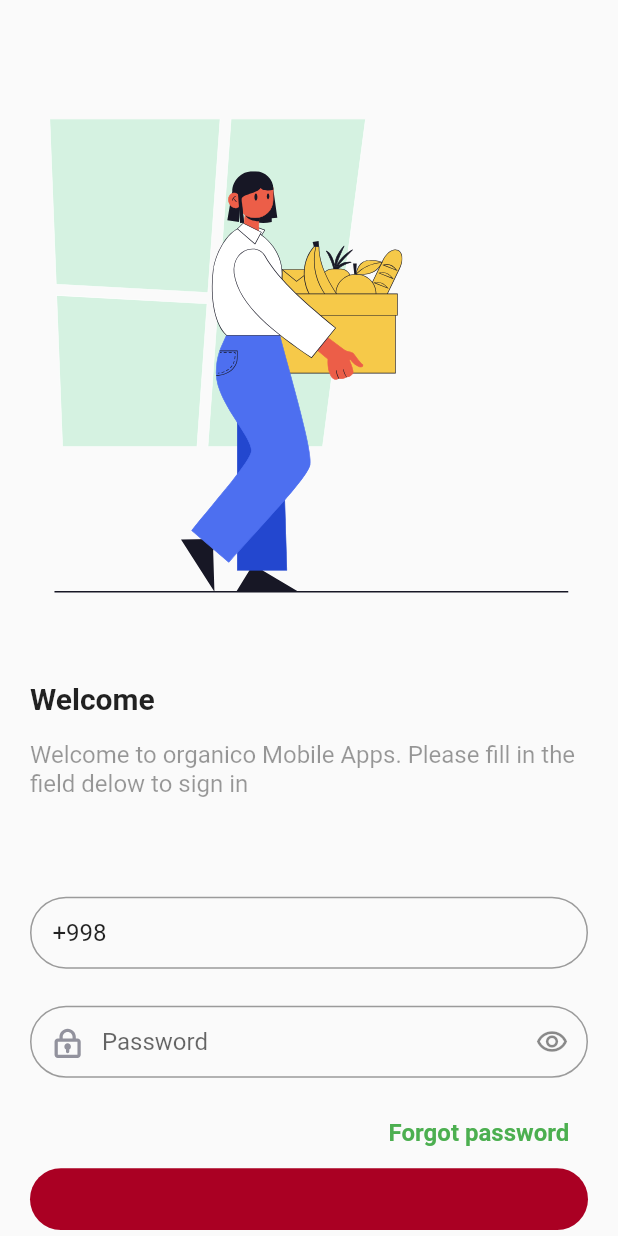
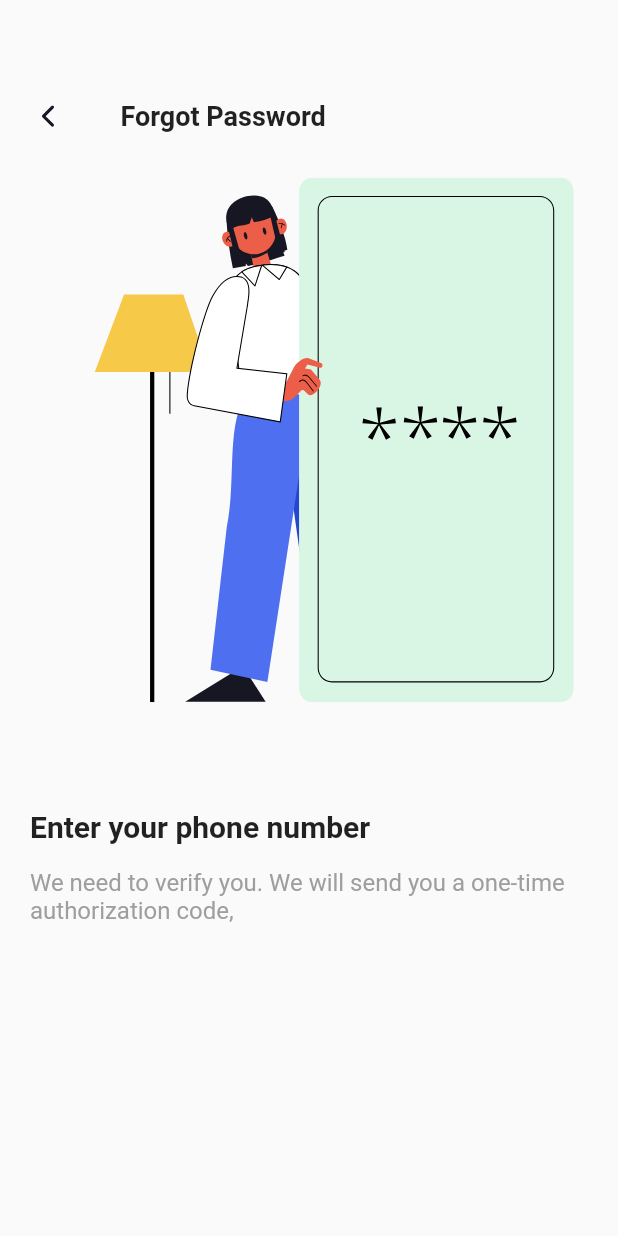
Before and after one commit to AbduraxmonAbdugafurovv/Organico_App, a Flutter app: the SignInPage screen opened by its route, after a tap on "Forgot password", on a phone screen of 412 x 824 dp. Run offline on Flutter 3.47's test engine with Material 2 defaults, Android fonts, the phone set to English and light mode, and no system bars; our stand-ins replace bloc, connectivity_plus, flutter_screenutil, flutter_svg.

Commit message:
forgot password page

```diff
--- /dev/null
+++ b/lib/core/components/main_button.dart
@@ -0,0 +1,21 @@
+import 'package:flutter/cupertino.dart';
+import 'package:flutter_screenutil/flutter_screenutil.dart';
+import 'package:organico/core/constant/constant.dart';
+
+Container mainButton(text) {
+  return Container(
+    alignment: Alignment.center,
+    height: ScreenUtil().setHeight(52),
+    decoration: BoxDecoration(
+      color: ColorConst.kPimaryColor,
+      borderRadius: BorderRadius.circular(100),
+    ),
+    child: Text(
+      text,
+      style: TextStyle(
+          fontSize: FontConst.mediumFont,
+          color: ColorConst.white,
+          fontWeight: FontWeight.w700),
+    ),
+  );
+}
--- /dev/null
+++ b/lib/core/components/sign/back_and_title.dart
@@ -0,0 +1,26 @@
+import 'package:flutter/material.dart';
+import 'package:flutter_screenutil/flutter_screenutil.dart';
+import 'package:flutter_svg/flutter_svg.dart';
+import 'package:organico/core/constant/constant.dart';
+import 'package:organico/core/init/service/navigation_service.dart';
+
+Row backAndTitleMethod(text) {
+  return Row(
+    children: [
+      InkWell(
+        child: SvgPicture.asset("assets/icons/left.svg"),
+        onTap: () {
+          NavigationService.instance.pop();
+        },
+      ),
+      SizedBox(
+        width: ScreenUtil().setWidth(33),
+      ),
+      Text(
+        text,
+        style: TextStyle(
+            fontSize: FontConst.mediumFont + 2, fontWeight: FontWeight.w700),
+      )
+    ],
+  );
+}
--- /dev/null
+++ b/lib/core/components/sign/inputfield.dart
@@ -0,0 +1,51 @@
+
+  import 'package:flutter/material.dart';
+import 'package:organico/core/constant/constant.dart';
+
+
+// TextFormField inputfield(controller,hint , bool obsecure ) {
+//     return TextFormField(
+//       obscureText: obsecure,
+//                   controller: controller,
+//                   decoration: InputDecoration(
+//                     hintText: hint,
+//                     hintStyle: hintStyle(),
+//                     suffixIcon: IconButton(
+//                       splashRadius: 13,
+//                       onPressed: (){
+//                         obsecure=false;
+
+//                       }, icon: obsecure?const Icon(Icons.remove_red_eye_rounded):const Icon(Icons.remove_red_eye_outlined)),
+//                     contentPadding: EdgeInsets.symmetric(
+//                         horizontal: ScreenUtil().setWidth(16),
+//                         vertical: ScreenUtil().setHeight(13)),
+//                     border: OutlineInputBorder(
+//                       borderRadius: BorderRadius.circular(100),
+//                     ),
+//                   ),
+//                   validator: (v){},
+//                 );
+//   }
+
+  TextFormField phoneInput(controller) {
+    return TextFormField(
+      controller: controller,
+      decoration: InputDecoration(
+        contentPadding:
+            const EdgeInsets.symmetric(horizontal: 15, vertical: 13),
+        border: OutlineInputBorder(
+          borderSide: BorderSide(color: ColorConst.green),
+          borderRadius: BorderRadius.circular(100),
+        ),
+      ),
+      validator: (v) {},
+    );
+  }
+
+
+  TextStyle hintStyle() {
+    return TextStyle(
+        fontSize: FontConst.mediumFont,
+        fontWeight: FontWeight.w700,
+        color: ColorConst.grey);
+  }
--- a/lib/core/constant/constant.dart
+++ b/lib/core/constant/constant.dart
@@ -9,6 +9,7 @@ class FontConst {
 }
 
 class ColorConst {
+  static Color darkGrey = const Color(0xff696974);
   static Color kPimaryColor = const Color(0xffAA0023);
   static Color white = Colors.white;
   static Color black = Colors.black;
--- a/lib/routes/routes.dart
+++ b/lib/routes/routes.dart
@@ -1,5 +1,7 @@
 import 'package:flutter/material.dart';
+import 'package:organico/screens/auth/forgot_password.dart';
 import 'package:organico/screens/auth/sign_in_page.dart';
+import 'package:organico/screens/auth/sign_up.dart';
 import 'package:organico/screens/auth/splash_page.dart';
 
 class MyRoutes {
@@ -13,6 +15,10 @@ class MyRoutes {
       return route(const SplashPage());
       case "sign_in":
       return route(const SignInPage());
+       case "sign_up":
+      return route(const SignUpPage());
+       case "forgot_password":
+      return route(const ForgotPassword());
     }
     return null;
   }
--- /dev/null
+++ b/lib/screens/auth/forgot_password.dart
@@ -0,0 +1,51 @@
+import 'package:flutter/material.dart';
+import 'package:flutter_screenutil/flutter_screenutil.dart';
+import 'package:flutter_svg/svg.dart';
+import 'package:organico/core/components/sign/back_and_title.dart';
+import 'package:organico/core/components/sign/inputfield.dart';
+import 'package:organico/core/constant/constant.dart';
+
+class ForgotPassword extends StatefulWidget {
+  const ForgotPassword({Key? key}) : super(key: key);
+
+  @override
+  State<ForgotPassword> createState() => _ForgotPasswordState();
+}
+
+class _ForgotPasswordState extends State<ForgotPassword> {
+  @override
+  Widget build(BuildContext context) {
+    return Scaffold(
+      body: Padding(
+        padding: const EdgeInsets.symmetric(horizontal: 20),
+        child: Column(
+          crossAxisAlignment: CrossAxisAlignment.start,
+          children: [
+            SizedBox(
+              height: ScreenUtil().setHeight(64),
+            ),
+            backAndTitleMethod("Forgot Password"),
+            SizedBox(
+              height: ScreenUtil().setHeight(28),
+            ),
+            SizedBox(
+              width: ScreenUtil().setWidth(349),
+              height: ScreenUtil().setHeight(345),
+              child: SvgPicture.asset("assets/icons/forgot.svg"),
+            ),
+            SizedBox(height: ScreenUtil().setHeight(70)),
+            Text(
+              "Enter your phone number",
+              style: TextStyle(
+                  fontSize: FontConst.largeFont, fontWeight: FontWeight.w700),
+            ),
+            SizedBox(height: ScreenUtil().setHeight(16)),
+            Text("We need to verify you. We will send you a one-time authorization code,",style: TextStyle(fontSize: FontConst.mediumFont,color: ColorConst.grey),),
+            SizedBox(height: ScreenUtil().setHeight(32)),
+            // phoneInput()
+          ],
+        ),
+      ),
+    );
+  }
+}
--- a/lib/screens/auth/sign_in_page.dart
+++ b/lib/screens/auth/sign_in_page.dart
@@ -1,6 +1,9 @@
 import 'package:flutter/material.dart';
+import 'package:flutter_screenutil/flutter_screenutil.dart';
 import 'package:flutter_svg/svg.dart';
 import 'package:organico/base/baseview.dart';
+import 'package:organico/core/components/main_button.dart';
+import 'package:organico/core/components/sign/inputfield.dart';
 import 'package:organico/core/constant/constant.dart';
 import 'package:organico/core/extension/context_extension.dart';
 import 'package:organico/core/init/service/navigation_service.dart';
@@ -29,14 +32,14 @@ class _SignInPageState extends State<SignInPage> {
                 crossAxisAlignment: CrossAxisAlignment.start,
                 children: [
                   SizedBox(
-                    height: context.height * 0.07,
+                    height: ScreenUtil().setHeight(46),
                   ),
                   Padding(
                     padding: const EdgeInsets.symmetric(horizontal: 13),
                     child: SvgPicture.asset("assets/icons/sign_in_icon.svg"),
                   ),
                   SizedBox(
-                    height: context.height * 0.07,
+                    height: ScreenUtil().setHeight(65.89),
                   ),
                   Text(
                     "Welcome",
@@ -46,7 +49,7 @@ class _SignInPageState extends State<SignInPage> {
                     ),
                   ),
                   SizedBox(
-                    height: context.height * 0.02,
+                    height: ScreenUtil().setHeight(16),
                   ),
                   Text(
                     "Welcome to organico Mobile Apps. Please fill in the field delow to sign in",
@@ -56,31 +59,19 @@ class _SignInPageState extends State<SignInPage> {
                         color: ColorConst.black.withOpacity(0.4)),
                   ),
                   SizedBox(
-                    height: context.height * 0.08,
+                    height: ScreenUtil().setHeight(32),
                   ),
                   Form(
+                    key: _key,
                     child: Column(
                       children: [
-                        TextFormField(
-                          controller: _phoneNumberController,
-                          decoration: InputDecoration(
-                            contentPadding: const EdgeInsets.symmetric(
-                                horizontal: 15, vertical: 13),
-                            border: OutlineInputBorder(
-                              borderSide: BorderSide(color: ColorConst.green),
-                              borderRadius: BorderRadius.circular(100),
-                            ),
-                          ),
-                          validator: (v) {},
-                        ),
+                        phoneInput(_phoneNumberController),
                         SizedBox(
-                          height: context.height * .03,
+                          height: ScreenUtil().setHeight(20),
                         ),
                         TextFormField(
                           controller: _passwordController,
                           decoration: InputDecoration(
-                            // counterText: "Forgot password",
-                            // counterStyle: TextStyle(fontSize: FontConst.mediumFont,color: ColorConst.green,fontWeight: FontWeight.w700),
                             contentPadding: const EdgeInsets.symmetric(
                                 horizontal: 15, vertical: 12),
                             prefixIcon: Padding(
@@ -98,13 +89,14 @@ class _SignInPageState extends State<SignInPage> {
                           ),
                         ),
                         SizedBox(
-                          height: context.height * 0.015,
+                          height: ScreenUtil().setHeight(24),
                         ),
                         Padding(
                           padding: EdgeInsets.only(left: context.width * 0.55),
                           child: TextButton(
                               onPressed: () {
-                                NavigationService.instance.pushNamed("");
+                                NavigationService.instance
+                                    .pushNamed("forgot_password");
                               },
                               child: Text(
                                 "Forgot password",
@@ -117,13 +109,15 @@ class _SignInPageState extends State<SignInPage> {
                       ],
                     ),
                   ),
-                  Container(
-                    height: context.height*0.05,
-                    decoration: BoxDecoration(
-                      color: ColorConst.kPimaryColor,
-                      borderRadius: BorderRadius.circular(100),
-                    ),
-                  )
+                  SizedBox(
+                    height: ScreenUtil().setHeight(46),
+                  ),
+                  InkWell(
+                    child: mainButton("Sign In"),
+                    onTap: () {
+                      NavigationService.instance.pushNamed("sign_up");
+                    },
+                  ),
                 ],
               ),
             ),
--- a/pubspec.yaml
+++ b/pubspec.yaml
@@ -37,6 +37,8 @@ dependencies:
   flutter_svg: ^1.1.0
   connectivity_plus: ^2.3.0
   flutter_screenutil: ^5.5.3+2
+  bloc: ^8.0.3
+  flutter_bloc: ^8.0.1
 
 dev_dependencies:
   flutter_test:
```
Also changed, not shown: lib/core/components/sign/sign_with_google.dart (added, +19 -0 lines), lib/core/components/sign/text_before_input.dart (added, +10 -0 lines), lib/main.dart (+12 -2 lines), lib/screens/auth/cubit/auth_cubit.dart (added, +11 -0 lines), lib/screens/auth/sign_up.dart (added, +157 -0 lines), lib/screens/auth/state/auth_state.dart (added, +11 -0 lines), assets/icons/forgot.svg (added), assets/icons/left.svg (added), pubspec.lock.
